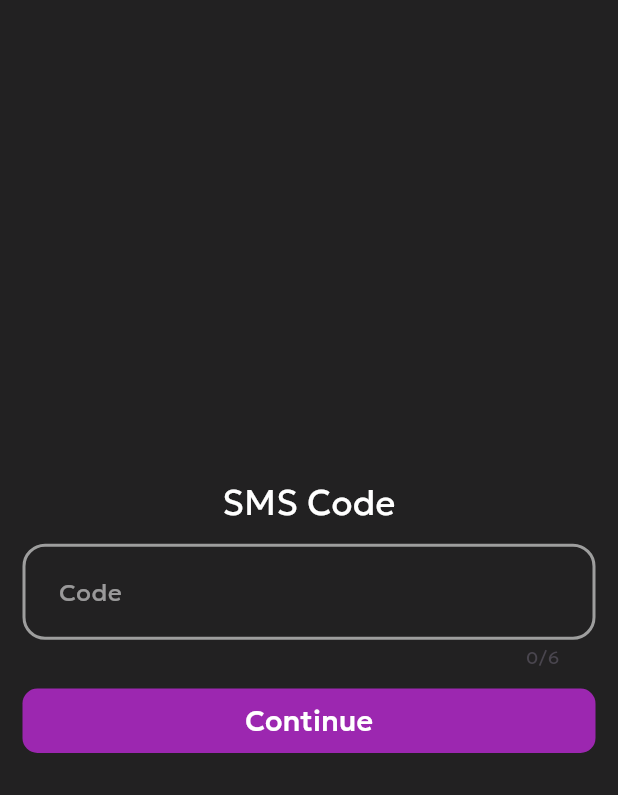
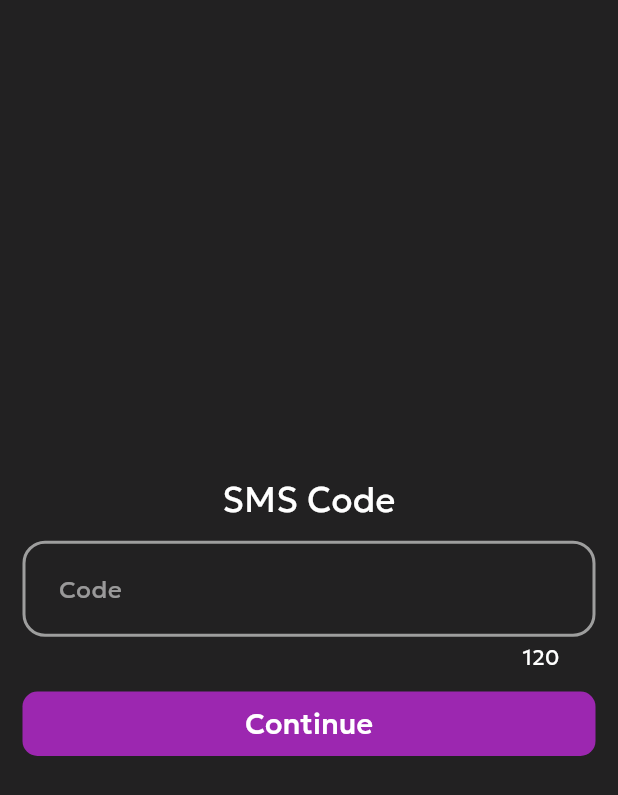
Before and after one commit to mrsrmn/pictro, a Flutter app: the SmsCodePage screen opened directly, on a phone screen of 412 x 824 dp. Shown: the top 795 px of the screen. Run offline on Flutter 3.47's test engine with Material 2 defaults, Android fonts, the phone set to English and light mode, and no system bars; drawn by our look-alikes of timer_count_down; our stand-ins replace bloc, firebase_auth, firebase_core, flutter_bloc, flutter_multi_formatter, get and 1 more; missing offline and left inert: country_dial_code; accounts and stored records are empty; statements that could not run were skipped; project files that could hold a hidden picture were left out.

Commit message:
Add timer to sms_code_page.dart

```diff
--- a/lib/pages/register/register.dart
+++ b/lib/pages/register/register.dart
@@ -58,8 +58,8 @@ class Register extends StatelessWidget {
                           Utils.alertPopup(context, "Please enter a valid phone number!");
                         });
                       } else if (state is RegisterPhoneValid) {
-                        Authentication.instance.sendSMS(_controller.text);
                         WidgetsBinding.instance.addPostFrameCallback((_) {
+                          Authentication.instance.sendSMS(_controller.text);
                           Get.to(() => SmsCodePage());
                         });
                       }
--- a/lib/pages/register/sms_code_page.dart
+++ b/lib/pages/register/sms_code_page.dart
@@ -1,8 +1,10 @@
 import 'package:flutter/material.dart';
+import 'package:flutter/services.dart';
+
 import 'package:scribble/utils/auth.dart';
 import 'package:scribble/widgets/custom_button.dart';
-
 import 'package:scribble/widgets/custom_text_field.dart';
+import 'package:timer_count_down/timer_count_down.dart';
 
 class SmsCodePage extends StatelessWidget {
   final TextEditingController controller = TextEditingController();
@@ -28,7 +30,20 @@ class SmsCodePage extends StatelessWidget {
                   hintText: "Code",
                   controller: controller,
                   keyboardType: TextInputType.number,
-                  maxLength: 6,
+                  inputFormatters: [
+                    LengthLimitingTextInputFormatter(6),
+                  ],
+                  counter: Countdown(
+                    seconds: 120,
+                    build: (_, double time) {
+                      return Text(
+                        time.toInt().toString(),
+                        style: const TextStyle(
+                          color: Colors.white
+                        ),
+                      );
+                    },
+                  ),
                 ),
                 const SizedBox(height: 10),
                 CustomButton(
--- a/lib/widgets/custom_text_field.dart
+++ b/lib/widgets/custom_text_field.dart
@@ -9,6 +9,7 @@ class CustomTextField extends StatelessWidget {
   final TextEditingController? controller;
   final TextInputType? keyboardType;
   final int? maxLength;
+  final Widget? counter;
 
   const CustomTextField({
     super.key,
@@ -18,7 +19,8 @@ class CustomTextField extends StatelessWidget {
     this.initialValue,
     this.fontFamily,
     this.keyboardType,
-    this.maxLength
+    this.maxLength,
+    this.counter
   });
 
   @override
@@ -36,6 +38,7 @@ class CustomTextField extends StatelessWidget {
       decoration: InputDecoration(
         contentPadding: const EdgeInsets.all(20),
         hintText: hintText,
+        counter: counter,
         hintStyle: TextStyle(
           fontFamily: fontFamily,
           color: Colors.white54
--- a/pubspec.yaml
+++ b/pubspec.yaml
@@ -21,6 +21,7 @@ dependencies:
   meta: ^1.9.1
   get_it: ^7.6.0
   get: ^4.6.5
+  timer_count_down: ^2.2.2
 
 dev_dependencies:
   flutter_test:
```
Also changed, not shown: pubspec.lock.
